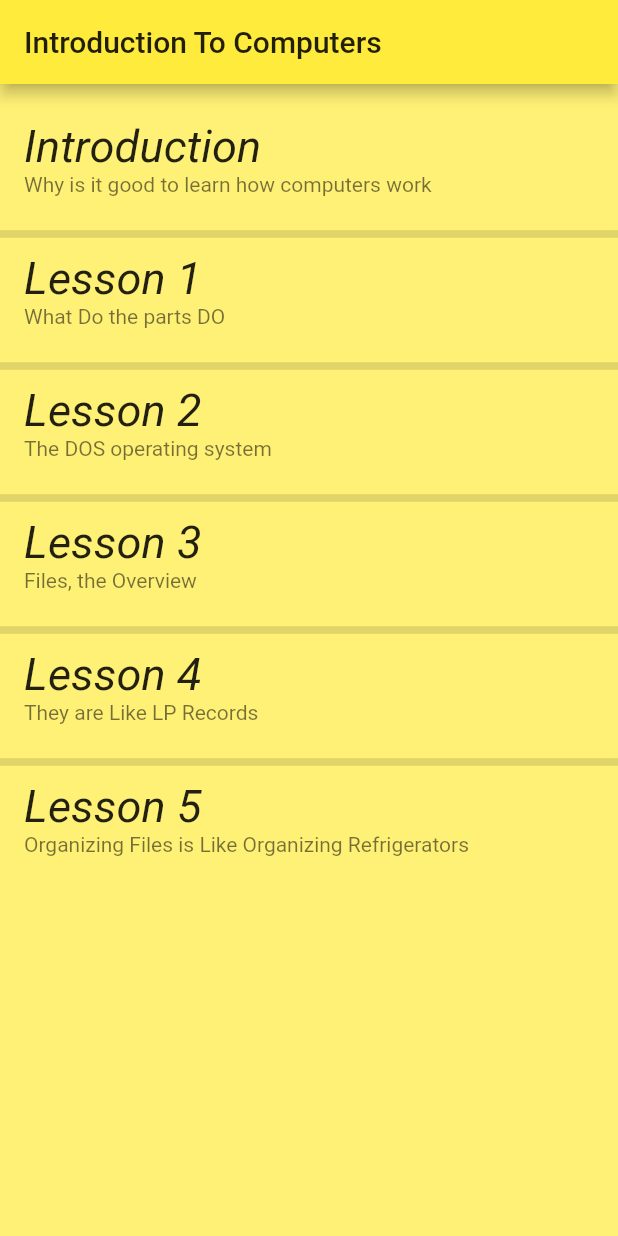
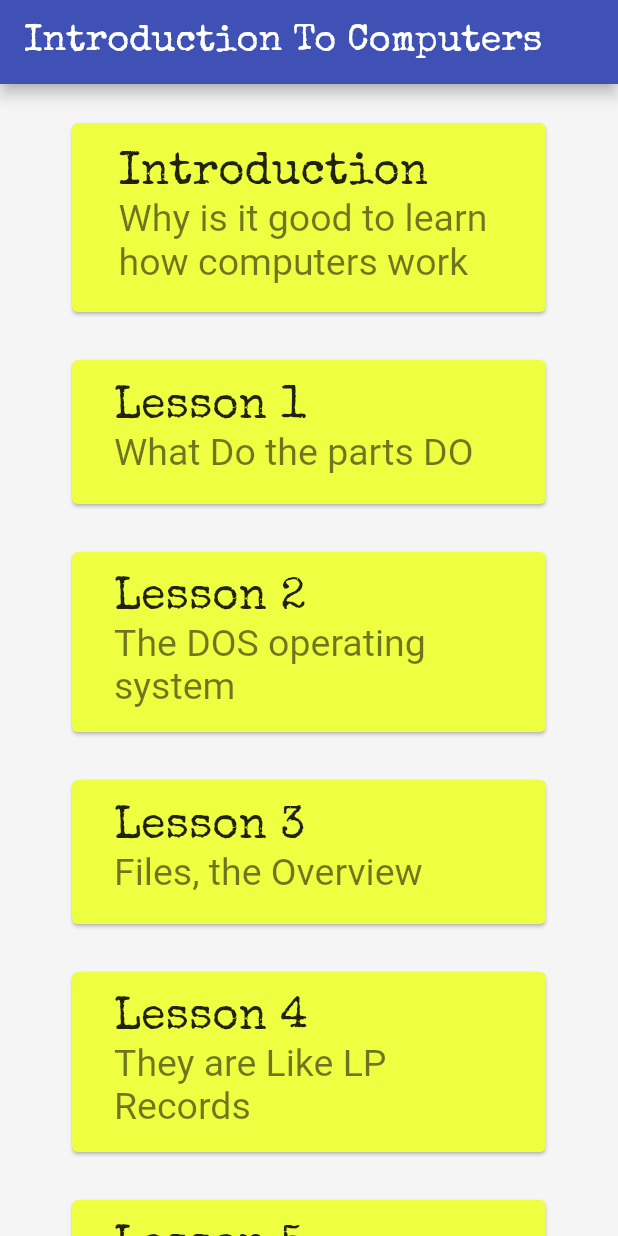
Before and after one commit to caveinn/IntoComputers_kids_app, a Flutter app: the screen it shows after launch, on a phone screen of 412 x 824 dp. Run offline on Flutter 3.47's test engine with Material 2 defaults, Android fonts, the phone set to English and light mode, and no system bars; Roboto replaces fonts that are missing (Indie Flower, Zhi Mang Xing).

Commit message:
revamb the UI

```diff
--- a/lib/main.dart
+++ b/lib/main.dart
@@ -10,16 +10,7 @@ class MyApp extends StatelessWidget {
     return MaterialApp(
       title: 'Flutter Demo',
       theme: ThemeData(
-        // This is the theme of your application.
-        //
-        // Try running your application with "flutter run". You'll see the
-        // application has a blue toolbar. Then, without quitting the app, try
-        // changing the primarySwatch below to Colors.green and then invoke
-        // "hot reload" (press "r" in the console where you ran "flutter run",
-        // or simply save your changes to "hot reload" in a Flutter IDE).
-        // Notice that the counter didn't reset back to zero; the application
-        // is not restarted.
-        primarySwatch: Colors.yellow,
+        primarySwatch: Colors.indigo,
       ),
       home: MyHomePage(),
     );
@@ -27,64 +18,135 @@ class MyApp extends StatelessWidget {
 }
 
 class MyHomePage extends StatelessWidget {
-  final TextStyle _myStyle = TextStyle(
-                fontFamily: 'Zhi Mang Xing',
-                fontSize:30,
-                fontStyle: FontStyle.italic,
-              );
+  final TextStyle _tileTitleStyle =
+      TextStyle(fontFamily: 'Special Elite', fontSize: 30,);
+  final TextStyle _tileSubtitleStyle = TextStyle(
+      fontFamily: 'Indie Flower', fontSize: 25,);
   final double _dividerSize = 5;
   Widget build(BuildContext context) {
     return Scaffold(
         appBar: AppBar(
-        title: Text("Introduction To Computers"),
+          title: Text("Introduction To Computers",
+              style: TextStyle(
+                fontFamily: 'Special Elite',
+                fontSize: 25,
+              )),
         ),
-      backgroundColor: Colors.yellow[300],
+        backgroundColor: Colors.grey[100],
         body: Padding(
-        padding:EdgeInsets.only(top: 20) ,
-        child:Center(child: ListView(
+          padding: EdgeInsets.only(top: 10),
+          child: ListView(
             children: <Widget>[
-          ListTile(
+              Card(
+                margin: EdgeInsets.symmetric(vertical: 16, horizontal: 48),
+                color: Colors.limeAccent,
+                child: Padding(
+                  padding: EdgeInsets.all(15),
+                  child: ListTile(
                     title: Text(
                       "Introduction",
-              style: _myStyle ,
+                      style: _tileTitleStyle,
                     ),
-            subtitle: Text("Why is it good to learn how computers work"),
-            onTap: (){},
+                    subtitle: Text(
+                      "Why is it good to learn how computers work",
+                      style: _tileSubtitleStyle,
                     ),
-          Divider(thickness: _dividerSize,),
-          ListTile(
-            title: Text("Lesson 1", style: _myStyle),
-            subtitle: Text("What Do the parts DO"),
                     onTap: () {},
                   ),
-          Divider(thickness: _dividerSize,),
-          ListTile(
-            title: Text("Lesson 2", style: _myStyle,),
-            subtitle: Text("The DOS operating system"),
-            onTap: (){},
                 ),
-            Divider(thickness: _dividerSize,),
-          ListTile(
-            title: Text("Lesson 3", style: _myStyle,),
-            subtitle: Text("Files, the Overview"),
-            onTap: (){},
               ),
-          Divider(thickness: _dividerSize,),
-          ListTile(
-            title: Text("Lesson 4", style: _myStyle,),
-            subtitle: Text("They are Like LP Records"),
-            onTap: (){},
+
+              Card(
+                margin: EdgeInsets.symmetric(vertical: 16, horizontal: 48),
+                color: Colors.limeAccent,
+                child: Padding(
+                  padding: EdgeInsets.all(12),
+                  child: ListTile(
+                    title: Text("Lesson 1", style: _tileTitleStyle),
+                    subtitle: Text(
+                      "What Do the parts DO",
+                      style: _tileSubtitleStyle,
                     ),
-          Divider(thickness: _dividerSize,),
-          ListTile(
-            title: Text("Lesson 5", style: _myStyle,),
-            subtitle: Text("Organizing Files is Like Organizing Refrigerators"),
-            onTap: (){},
+                    onTap: () {},
                   ),
+                ),
+              ),
+
+               Card(
+                margin: EdgeInsets.symmetric(vertical: 16, horizontal: 48),
+                color: Colors.limeAccent,
+                child: Padding(
+                  padding: EdgeInsets.all(12),
+                child: ListTile(
+                  title: Text(
+                    "Lesson 2",
+                    style: _tileTitleStyle,
+                  ),
+                  subtitle: Text(
+                    "The DOS operating system",
+                    style: _tileSubtitleStyle,
+                  ),
+                  onTap: () {},
+                ),
+              ),
+              ),
+
+              Card(
+                 margin: EdgeInsets.symmetric(vertical: 16, horizontal: 48),
+                color: Colors.limeAccent,
+                child: Padding(
+                  padding: EdgeInsets.all(12),
+                child: ListTile(
+                  title: Text(
+                    "Lesson 3",
+                    style: _tileTitleStyle,
+                  ),
+                  subtitle: Text(
+                    "Files, the Overview",
+                    style: _tileSubtitleStyle,
+                  ),
+                  onTap: () {},
+                ),
+              ),),
+
+               Card(
+                  margin: EdgeInsets.symmetric(vertical: 16, horizontal: 48),
+                color: Colors.limeAccent,
+                child: Padding(
+                  padding: EdgeInsets.all(12),
+                child: ListTile(
+                  title: Text(
+                    "Lesson 4",
+                    style: _tileTitleStyle,
+                  ),
+                  subtitle: Text(
+                    "They are Like LP Records",
+                    style: _tileSubtitleStyle,
+                  ),
+                  onTap: () {},
+                ),
+              ),
+              ),
+
+               Card(
+                  margin: EdgeInsets.symmetric(vertical: 16, horizontal: 48),
+                color: Colors.limeAccent,
+                child: Padding(
+                  padding: EdgeInsets.all(12),
+                child: ListTile(
+                  title: Text(
+                    "Lesson 5",
+                    style: _tileTitleStyle,
+                  ),
+                  subtitle: Text(
+                    "Organizing Files is Like Organizing Refrigerators",
+                    style: _tileSubtitleStyle,
+                  ),
+                  onTap: () {},
+                ),
+              ),)
             ],
           ),
-    ),
-      )
-    );
+        ));
   }
 }
```
Also changed, not shown: pubspec.yaml (+9 -0 lines), assets/fonts/FascinateInline-Regular.ttf (added), assets/fonts/IndieFlower-Regular.ttf (added), assets/fonts/SpecialElite-Regular.ttf (added). Lines whose indentation alone changed are shown as unchanged.
